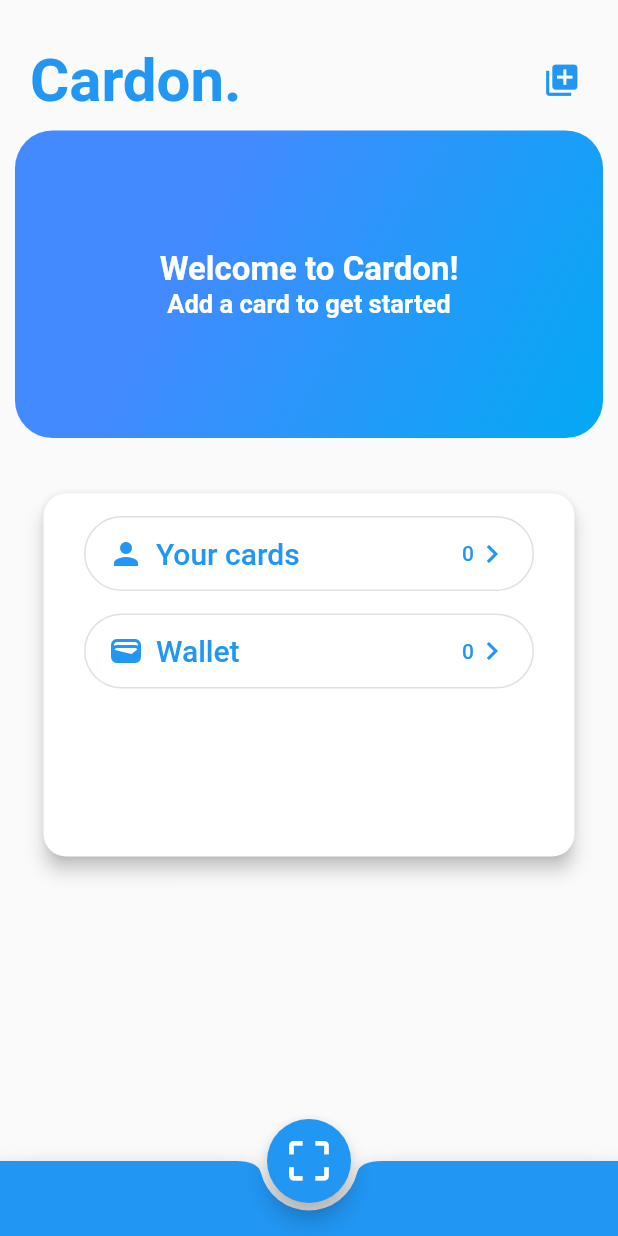
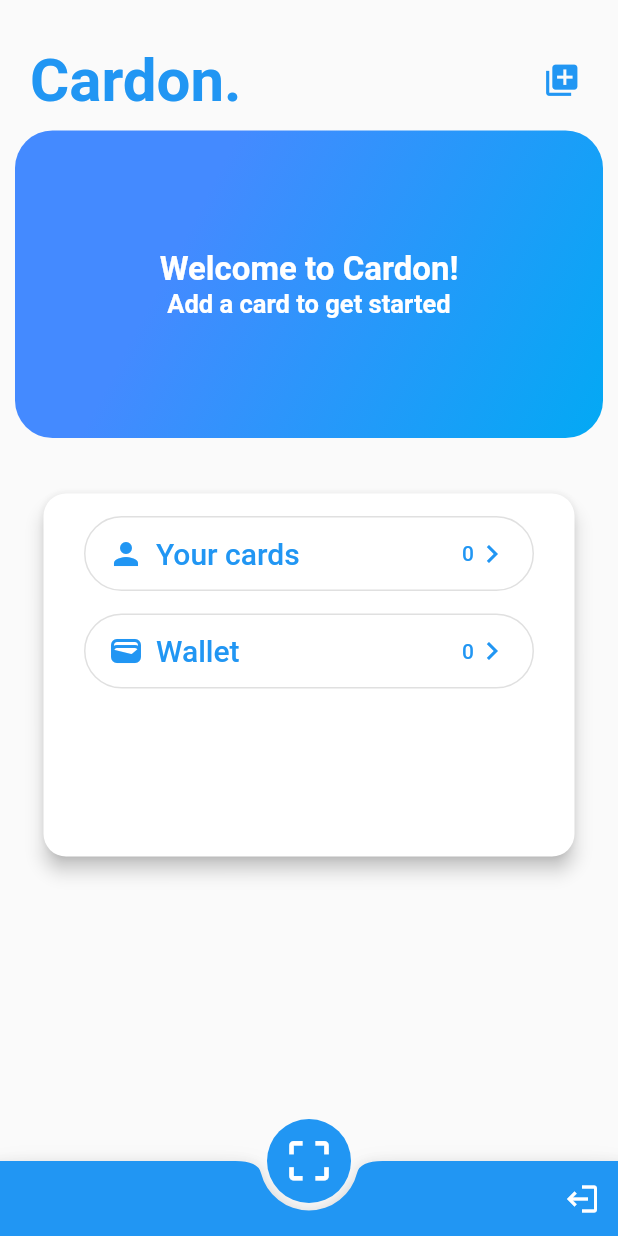
Before and after one commit to ElPlaso/Cardon, a Flutter app: the screen it shows once a user with an empty profile is signed in, on a phone screen of 412 x 824 dp. Run offline on Flutter 3.47's test engine with Material 2 defaults, Android fonts, the phone set to English and light mode, and no system bars; our stand-ins replace auto_size_text, carousel_slider, cloud_firestore, firebase_auth, firebase_core, flutter_dotenv and 4 more; missing offline and left inert: card_stack_widget, clickable_list_wheel_view, mobile_scanner, widgets_to_image; accounts and stored records are empty.

Commit message:
home: allow sign out.

```diff
--- a/lib/app/providers/google_sign_in_provider.dart
+++ b/lib/app/providers/google_sign_in_provider.dart
@@ -27,4 +27,8 @@ class GoogleSignInProvider extends ChangeNotifier {
 
     notifyListeners();
   }
+
+  Future signOut() async {
+    await FirebaseAuth.instance.signOut();
+  }
 }
--- a/lib/home/home.dart
+++ b/lib/home/home.dart
@@ -1,3 +1,4 @@
+import 'package:cardonapp/app/providers/google_sign_in_provider.dart';
 import 'package:cardonapp/app/widgets/home_banner.dart';
 import 'package:cardonapp/app/widgets/tapped_text_button.dart';
 import 'package:cardonapp/home/widgets/carousel.dart';
@@ -138,22 +139,73 @@ class HomeState extends State<Home> {
             ],
           ),
           floatingActionButton: FloatingActionButton(
+            highlightElevation: 0,
+            elevation: 0,
             onPressed: () => Navigator.push(
               context,
               MaterialPageRoute(builder: (context) => const Scan()),
             ),
-            child: const Icon(Icons.crop_free_outlined, size: 35),
+            child: const Icon(
+              Icons.crop_free_outlined,
+              size: 35,
+              color: Colors.white,
+            ),
           ),
           floatingActionButtonLocation:
               FloatingActionButtonLocation.centerDocked,
-          bottomNavigationBar: const BottomAppBar(
+          bottomNavigationBar: BottomAppBar(
             color: Colors.blue,
-            shape: CircularNotchedRectangle(),
+            shape: const CircularNotchedRectangle(),
             notchMargin: 5,
             child: SizedBox(
               height: 50,
+              child: Row(
+                mainAxisAlignment: MainAxisAlignment.spaceBetween,
+                children: [
+                  const Spacer(),
+                  Transform.scale(
+                    alignment: Alignment.center,
+                    scaleX: -1,
+                    child: IconButton(
+                      splashColor: Colors.transparent,
+                      onPressed: () {
+                        _showSignOutDialog(context);
+                      },
+                      icon: const Icon(
+                        Icons.logout,
+                        color: Colors.white,
+                      ),
+                    ),
+                  ),
+                ],
+              ),
             ),
           ),
         ),
       );
+
+  Future<void> _showSignOutDialog(BuildContext context) async {
+    showDialog(
+      context: context,
+      builder: (BuildContext context) => AlertDialog(
+        title: const Text('Sign out'),
+        content: const Text('Are you sure you want to sign out?'),
+        actions: <Widget>[
+          TextButton(
+            onPressed: () => Navigator.pop(context),
+            child: const Text('No'),
+          ),
+          TextButton(
+            onPressed: () {
+              final provider =
+                  Provider.of<GoogleSignInProvider>(context, listen: false);
+              provider.signOut();
+              Navigator.pop(context);
+            },
+            child: const Text('Yes'),
+          ),
+        ],
+      ),
+    );
+  }
 }
--- a/lib/scan/scan.dart
+++ b/lib/scan/scan.dart
@@ -78,6 +78,7 @@ class _ScanState extends State<Scan> {
                   }
                 } catch (_) {
                   // Alert user that something went wrong when scanning.
+                  if (mounted) {
                     showDialog(
                       context: context,
                       builder: (BuildContext context) => AlertDialog(
@@ -94,6 +95,7 @@ class _ScanState extends State<Scan> {
                       ),
                     );
                   }
+                }
               },
             ),
           ),
```
Lines whose indentation alone changed are shown as unchanged.
